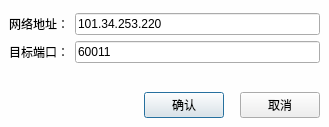
Before: the Qt Designer form Dialog/dialogserverargs.ui in Mtr1994/DeskSocket, drawn with Qt 5.
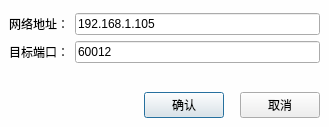
After: the same form once the commit is applied.

```diff
--- a/Dialog/dialogserverargs.ui
+++ b/Dialog/dialogserverargs.ui
@@ -114,7 +114,7 @@
       <item row="1" column="1">
        <widget class="QLineEdit" name="tbAddress">
         <property name="text">
-         <string>101.34.253.220</string>
+         <string>192.168.1.105</string>
         </property>
        </widget>
       </item>
@@ -128,7 +128,7 @@
       <item row="2" column="1">
        <widget class="QLineEdit" name="tbPort">
         <property name="text">
-         <string>60011</string>
+         <string>60012</string>
         </property>
        </widget>
       </item>
```
